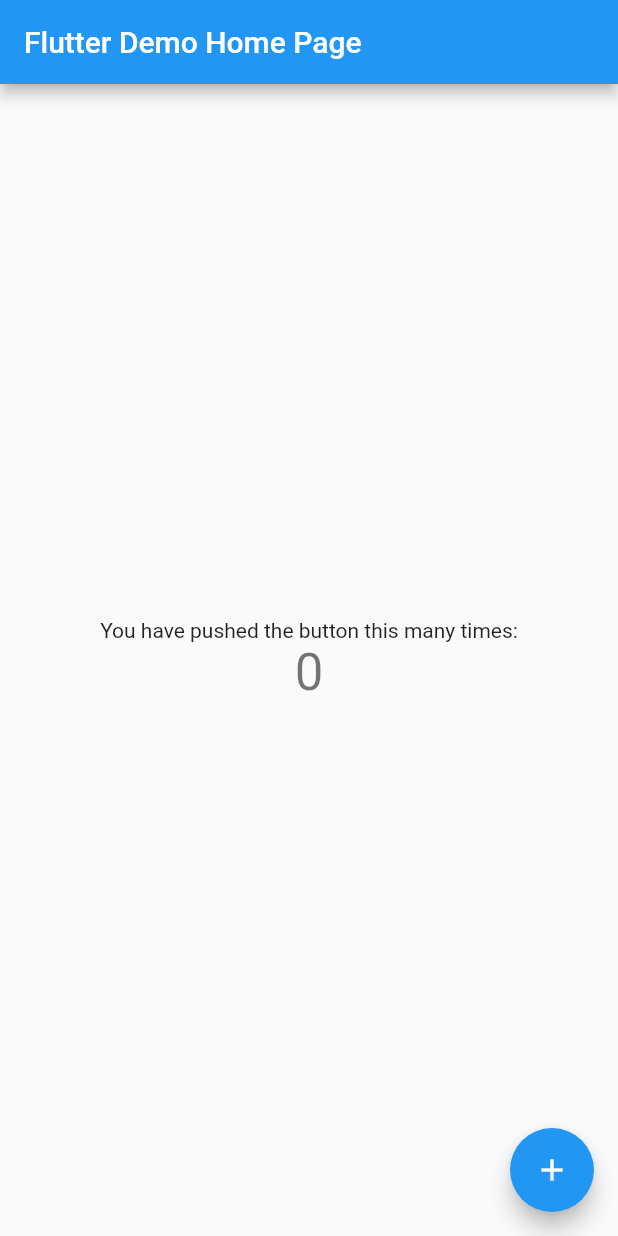
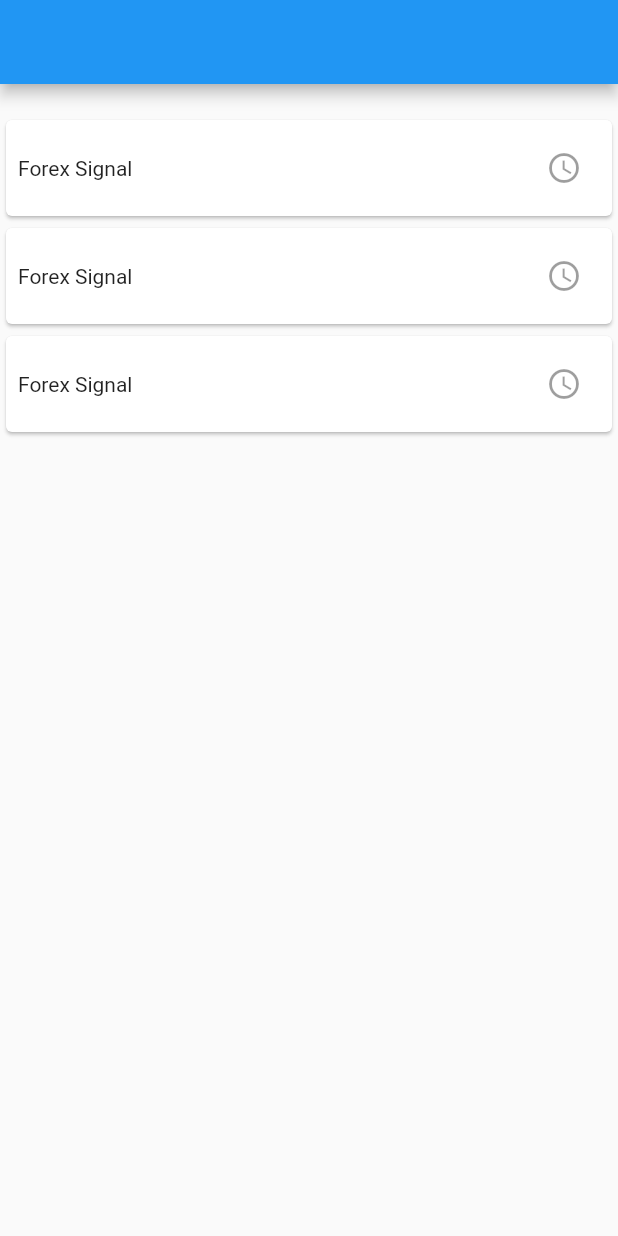
Before and after one commit to Madhav008/royal_trade, a Flutter app: the screen it shows after launch, on a phone screen of 412 x 824 dp. Run offline on Flutter 3.47's test engine with Material 2 defaults, Android fonts, the light colour scheme and no system bars.

Commit message:
ui changes

```diff
--- a/lib/main.dart
+++ b/lib/main.dart
@@ -1,4 +1,5 @@
 import 'package:flutter/material.dart';
+import 'package:royaltrade/screen/home.dart';
 
 void main() {
   runApp(MyApp());
@@ -9,64 +10,12 @@
   @override
   Widget build(BuildContext context) {
     return MaterialApp(
-      title: 'Flutter Demo',
+      debugShowCheckedModeBanner: false,
       theme: ThemeData(
-
         primarySwatch: Colors.blue,
         visualDensity: VisualDensity.adaptivePlatformDensity,
       ),
-      home: MyHomePage(title: 'Flutter Demo Home Page'),
+      home: MyHomePage(),
     );
   }
 }
-
-class MyHomePage extends StatefulWidget {
-  MyHomePage({Key key, this.title}) : super(key: key);
-
-  final String title;
-
-  @override
-  _MyHomePageState createState() => _MyHomePageState();
-}
-
-class _MyHomePageState extends State<MyHomePage> {
-  int _counter = 0;
-
-  void _incrementCounter() {
-    setState(() {
-      // This call to setState tells the Flutter framework that something has
-      // changed in this State, which causes it to rerun the build method below
-      // so that the display can reflect the updated values. If we changed
-      // _counter without calling setState(), then the build method would not be
-      // called again, and so nothing would appear to happen.
-      _counter++;
-    });
-  }
-
-  @override
-  Widget build(BuildContext context) {
-      return Scaffold(
-      appBar: AppBar(
-         title: Text(widget.title),
-      ),
-      body: Center(
-         child: Column(
-        mainAxisAlignment: MainAxisAlignment.center,
-          children: <Widget>[
-            Text(
-              'You have pushed the button this many times:',
-            ),
-            Text(
-              '$_counter',
-              style: Theme.of(context).textTheme.headline4,
-            ),
-          ],
-        ),
-      ),
-      floatingActionButton: FloatingActionButton(
-        onPressed: _incrementCounter,
-        tooltip: 'Increment',
-        child: Icon(Icons.add),
-      ), )
-  ;}
-}
--- /dev/null
+++ b/lib/screen/home.dart
@@ -0,0 +1,59 @@
+import 'package:flutter/material.dart';
+
+
+class MyHomePage extends StatelessWidget {
+  @override
+  Widget build(BuildContext context) {
+    return Scaffold(
+      appBar: AppBar(),
+      body: Column(children: [
+        SizedBox(height: 20,),
+        Card(
+          child: Row(
+            mainAxisAlignment: MainAxisAlignment.spaceBetween,
+            children: [
+              Padding(
+                padding: const EdgeInsets.all(8.0),
+                child: Text("Forex Signal"),
+              ),
+            Padding(
+              padding: const EdgeInsets.all(8.0),
+              child: IconButton(icon: Icon(Icons.access_time), onPressed: null),
+            )
+            ],
+          )
+        ),
+        Card(
+          child: Row(
+            mainAxisAlignment: MainAxisAlignment.spaceBetween,
+            children: [
+              Padding(
+                padding: const EdgeInsets.all(8.0),
+                child: Text("Forex Signal"),
+              ),
+            Padding(
+              padding: const EdgeInsets.all(8.0),
+              child: IconButton(icon: Icon(Icons.access_time), onPressed: null),
+            )
+            ],
+          )
+        ),
+        Card(
+          child: Row(
+            mainAxisAlignment: MainAxisAlignment.spaceBetween,
+            children: [
+              Padding(
+                padding: const EdgeInsets.all(8.0),
+                child: Text("Forex Signal"),
+              ),
+            Padding(
+              padding: const EdgeInsets.all(8.0),
+              child: IconButton(icon: Icon(Icons.access_time), onPressed: null),
+            )
+            ],
+          )
+        )
+      ],),
+    );
+  }
+}
```
